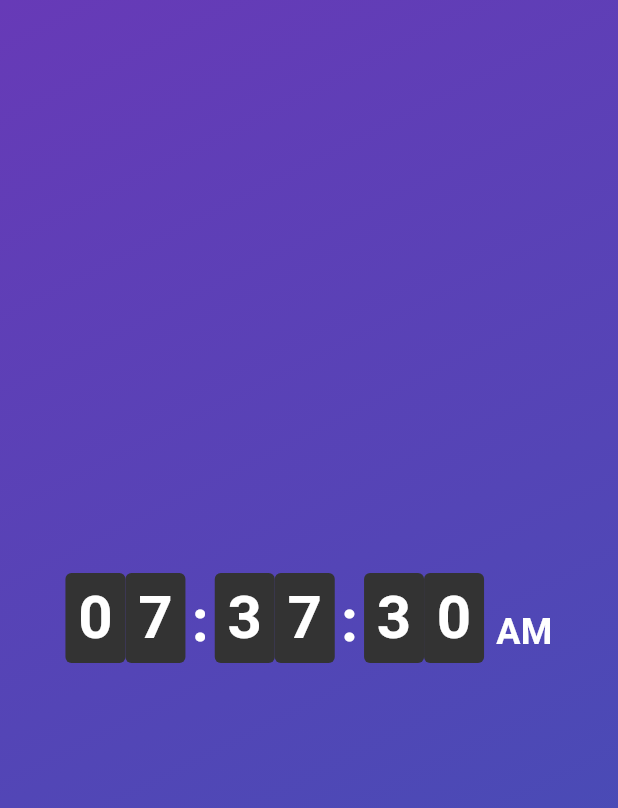
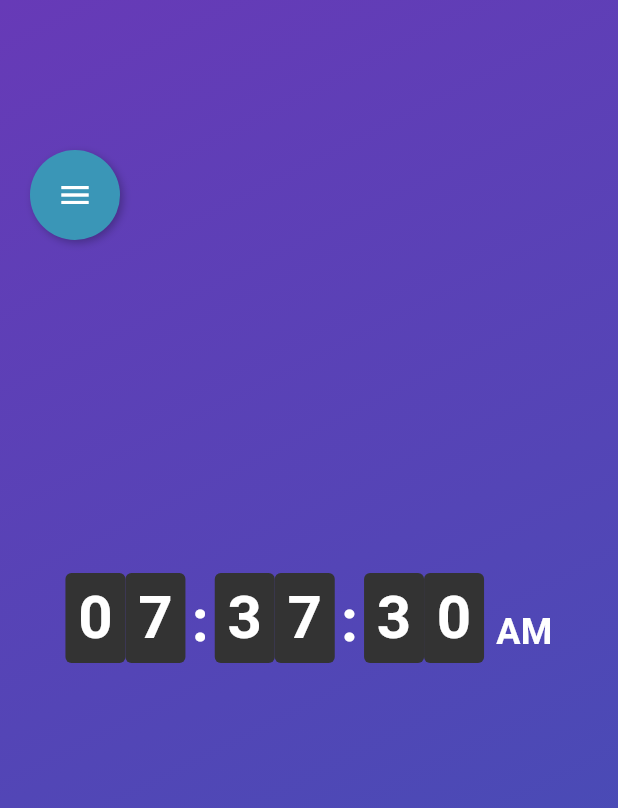
Before and after one commit to KSABBAS/My-Flutter-tools, a Flutter app: the screen it shows after launch, on a phone screen of 412 x 824 dp. Shown: the top 808 px of the screen. Run offline on Flutter 3.47's test engine with Material 3 defaults, Android fonts, the phone set to English and light mode, and no system bars; our stand-ins replace get, just_audio, permission_handler, video_player; missing offline and left inert: flutter_sound, insta_image_viewer, media_kit.

Commit message:
added draggable icon menu

```diff
--- /dev/null
+++ b/my_tools_development/lib/MyTools/tools/Button_Tools/ExpandableThrowableButton.dart
@@ -0,0 +1,347 @@
+import 'dart:math';
+import 'package:flutter/material.dart';
+class MyFloatingIcon extends StatelessWidget {
+  final Widget body;
+  final Widget floatingWidget;
+
+  const MyFloatingIcon({
+    Key? key,
+    required this.body,
+    required this.floatingWidget,
+  }) : super(key: key);
+
+  @override
+  Widget build(BuildContext context) {
+    return Scaffold(
+      body: Stack(
+        children: [
+          body,
+          floatingWidget,
+        ],
+      ),
+    );
+  }
+}
+
+/// Enum for eight popup directions.
+enum PopupDirection {
+  top,
+  bottom,
+  left,
+  right,
+  topLeft,
+  topRight,
+  bottomLeft,
+  bottomRight,
+}
+
+/// Helper: compute the offset for the popup relative to the FAB’s top-left corner.
+Offset getMenuOffset(
+  PopupDirection direction,
+  double fabSize,
+  double horizontalMargin,
+  double verticalMargin,
+  double menuWidth,
+  double menuHeight,
+) {
+  switch (direction) {
+    case PopupDirection.top:
+      return Offset((fabSize - menuWidth) / 2, -menuHeight - verticalMargin);
+    case PopupDirection.bottom:
+      return Offset((fabSize - menuWidth) / 2, fabSize + verticalMargin);
+    case PopupDirection.left:
+      return Offset(-menuWidth - horizontalMargin, (fabSize - menuHeight) / 2);
+    case PopupDirection.right:
+      return Offset(fabSize + horizontalMargin, (fabSize - menuHeight) / 2);
+    case PopupDirection.topLeft:
+      return Offset(-menuWidth - horizontalMargin, -menuHeight - verticalMargin);
+    case PopupDirection.topRight:
+      return Offset(fabSize + horizontalMargin, -menuHeight - verticalMargin);
+    case PopupDirection.bottomLeft:
+      return Offset(-menuWidth - horizontalMargin, fabSize + verticalMargin);
+    case PopupDirection.bottomRight:
+      return Offset(fabSize + horizontalMargin, fabSize + verticalMargin);
+  }
+}
+
+/// A draggable floating menu widget that leaves the FAB unchanged but dynamically
+/// positions the popup menu in one of eight directions. The popup’s slide animation
+/// is calculated based on its computed height (from itemCount, menuItemHeight, and spacing).
+/// Items are built via an itemBuilder callback.
+class DraggableFloatingMenu extends StatefulWidget {
+  /// Number of items to build.
+  final int itemCount;
+  /// Callback to build each item.
+  final Widget Function(BuildContext context, int index) itemBuilder;
+
+  final Offset initialPosition;
+  final Duration animationDuration;
+  final Curve animationCurve;
+
+  // FAB customization.
+  final Color fabColor;
+  final double fabSize;
+  final Icon fabIcon;
+
+  // Popup Menu customization.
+  final double menuWidth;
+  final double menuItemHeight;
+  final Color? menuBackgroundColor;
+  final BoxDecoration? menuDecoration;
+
+  // Global menu item style parameters.
+  final double? menuItemWidth;
+  final EdgeInsets? menuItemPadding;
+  final EdgeInsets? menuItemMargin;
+  final AlignmentGeometry? menuItemAlignment;
+  final double? menuItemSpacing;
+  final BoxDecoration? menuItemDecoration;
+
+  const DraggableFloatingMenu({
+    Key? key,
+    required this.itemCount,
+    required this.itemBuilder,
+    this.initialPosition = const Offset(20, 100),
+    this.animationDuration = const Duration(milliseconds: 250),
+    this.animationCurve = Curves.easeOut,
+    this.fabColor = Colors.blue,
+    this.fabSize = 56.0,
+    this.fabIcon = const Icon(Icons.menu, color: Colors.white),
+    this.menuWidth = 220.0,
+    required this.menuItemHeight,
+    this.menuBackgroundColor,
+    this.menuDecoration,
+    this.menuItemWidth,
+    this.menuItemPadding,
+    this.menuItemMargin,
+    this.menuItemAlignment,
+    this.menuItemSpacing,
+    this.menuItemDecoration,
+  }) : super(key: key);
+
+  @override
+  _DraggableFloatingMenuState createState() => _DraggableFloatingMenuState();
+}
+
+class _DraggableFloatingMenuState extends State<DraggableFloatingMenu> with SingleTickerProviderStateMixin {
+  late Offset position;
+  late AnimationController _menuController;
+  late Animation<double> _menuFadeAnimation;
+  late Animation<Offset> _translationAnimation;
+
+  bool isMenuOpen = false;
+
+  // For dragging.
+  Offset? dragStart;
+  Offset? dragStartPosition;
+
+  @override
+  void initState() {
+    super.initState();
+    position = widget.initialPosition;
+    _menuController = AnimationController(
+      vsync: this,
+      duration: widget.animationDuration,
+    );
+    _menuFadeAnimation = Tween<double>(begin: 0.0, end: 1.0).animate(
+      CurvedAnimation(parent: _menuController, curve: widget.animationCurve),
+    );
+  }
+
+  @override
+  void dispose() {
+    _menuController.dispose();
+    super.dispose();
+  }
+
+  void toggleMenu() {
+    setState(() {
+      isMenuOpen = !isMenuOpen;
+      if (isMenuOpen) {
+        _menuController.forward();
+      } else {
+        _menuController.reverse();
+      }
+    });
+  }
+
+  @override
+  Widget build(BuildContext context) {
+    final fabSize = widget.fabSize;
+    final screenSize = MediaQuery.of(context).size;
+    const threshold = 100.0;
+    const fixedMargin = 8.0;
+
+    // Compute distances from the FAB to the screen edges.
+    final dTop = position.dy;
+    final dBottom = screenSize.height - (position.dy + fabSize);
+    final dLeft = position.dx;
+    final dRight = screenSize.width - (position.dx + fabSize);
+
+    PopupDirection popupDirection;
+    if (dRight <= threshold && dBottom <= threshold) {
+      popupDirection = PopupDirection.topLeft;
+    } else if (dLeft <= threshold && dBottom <= threshold) {
+      popupDirection = PopupDirection.topRight;
+    } else if (dLeft <= threshold && dTop <= threshold) {
+      popupDirection = PopupDirection.bottomRight;
+    } else if (dRight <= threshold && dTop <= threshold) {
+      popupDirection = PopupDirection.bottomLeft;
+    } else if (dRight <= threshold) {
+      popupDirection = PopupDirection.left;
+    } else if (dLeft <= threshold) {
+      popupDirection = PopupDirection.right;
+    } else if (dBottom <= threshold) {
+      popupDirection = PopupDirection.top;
+    } else if (dTop <= threshold) {
+      popupDirection = PopupDirection.bottom;
+    } else {
+      popupDirection = PopupDirection.bottom;
+    }
+
+    // Compute the popup menu height based on item count, item height, and spacing.
+    final spacing = widget.menuItemSpacing ?? 0.0;
+    final computedMenuHeight = (widget.itemCount * widget.menuItemHeight) +
+        ((widget.itemCount - 1) * spacing);
+    final menuWidth = widget.menuWidth;
+
+    // Calculate the translation offset for the slide animation.
+    final translationOffset = () {
+      switch (popupDirection) {
+        case PopupDirection.top:
+          return Offset(0, -computedMenuHeight);
+        case PopupDirection.bottom:
+          return Offset(0, computedMenuHeight);
+        case PopupDirection.left:
+          return Offset(-menuWidth, 0);
+        case PopupDirection.right:
+          return Offset(menuWidth, 0);
+        case PopupDirection.topLeft:
+          return Offset(-menuWidth, -computedMenuHeight);
+        case PopupDirection.topRight:
+          return Offset(menuWidth, -computedMenuHeight);
+        case PopupDirection.bottomLeft:
+          return Offset(-menuWidth, computedMenuHeight);
+        case PopupDirection.bottomRight:
+          return Offset(menuWidth, computedMenuHeight);
+      }
+    }();
+
+    _translationAnimation = Tween<Offset>(
+      begin: translationOffset,
+      end: Offset.zero,
+    ).animate(CurvedAnimation(parent: _menuController, curve: widget.animationCurve));
+
+    final menuPositionOffset = getMenuOffset(
+      popupDirection,
+      fabSize,
+      fixedMargin,
+      fixedMargin,
+      menuWidth,
+      computedMenuHeight,
+    );
+
+    Widget buildMenuItems() {
+      List<Widget> items = List.generate(widget.itemCount, (i) {
+        return widget.itemBuilder(context, i);
+      });
+      if (spacing > 0 && items.length > 1) {
+        List<Widget> spaced = [];
+        for (int i = 0; i < items.length; i++) {
+          spaced.add(items[i]);
+          if (i < items.length - 1) {
+            spaced.add(SizedBox(height: spacing));
+          }
+        }
+        return Column(
+          mainAxisSize: MainAxisSize.min,
+          children: spaced,
+        );
+      }
+      return Column(
+        mainAxisSize: MainAxisSize.min,
+        children: items,
+      );
+    }
+
+    return Positioned(
+      left: position.dx,
+      top: position.dy,
+      child: Stack(
+        clipBehavior: Clip.none,
+        children: [
+          // FAB with boundaries on dragging.
+          GestureDetector(
+            onPanStart: (details) {
+              dragStart = details.globalPosition;
+              dragStartPosition = position;
+            },
+            onPanUpdate: (details) {
+              final delta = details.globalPosition - dragStart!;
+              final newPos = dragStartPosition! + delta;
+              // Clamp the new position so the FAB doesn't leave the screen.
+              final clampedX = newPos.dx.clamp(0.0, screenSize.width - fabSize);
+              final clampedY = newPos.dy.clamp(0.0, screenSize.height - fabSize);
+              setState(() {
+                position = Offset(clampedX, clampedY);
+              });
+            },
+            onTap: toggleMenu,
+            child: Container(
+              width: fabSize,
+              height: fabSize,
+              decoration: BoxDecoration(
+                color: widget.fabColor,
+                shape: BoxShape.circle,
+                boxShadow: const [
+                  BoxShadow(
+                    color: Colors.black26,
+                    blurRadius: 4,
+                    offset: Offset(2, 2),
+                  ),
+                ],
+              ),
+              child: Center(child: widget.fabIcon),
+            ),
+          ),
+          // Popup menu.
+          if (isMenuOpen)
+            Positioned(
+              left: menuPositionOffset.dx,
+              top: menuPositionOffset.dy,
+              child: AnimatedBuilder(
+                animation: _menuController,
+                builder: (context, child) {
+                  return Transform.translate(
+                    offset: _translationAnimation.value,
+                    child: Opacity(
+                      opacity: _menuFadeAnimation.value,
+                      child: Container(
+                        width: menuWidth,
+                        height: computedMenuHeight,
+                        decoration: widget.menuDecoration ??
+                            BoxDecoration(
+                              color: widget.menuBackgroundColor ?? Colors.transparent,
+                              borderRadius: BorderRadius.circular(8.0),
+                              boxShadow: (widget.menuBackgroundColor == Colors.transparent)
+                                  ? []
+                                  : const [
+                                      BoxShadow(
+                                        color: Colors.black26,
+                                        blurRadius: 4,
+                                        offset: Offset(2, 2),
+                                      ),
+                                    ],
+                            ),
+                        child: buildMenuItems(),
+                      ),
+                    ),
+                  );
+                },
+              ),
+            ),
+        ],
+      ),
+    );
+  }
+}
--- a/my_tools_development/lib/main.dart
+++ b/my_tools_development/lib/main.dart
@@ -12,6 +12,7 @@ import 'package:my_tools_development/MyTools/tools/App_Containing_Tools/StageInd
 import 'package:my_tools_development/MyTools/tools/Audio_tools/audio_recorder.dart';
 import 'package:my_tools_development/MyTools/tools/Audio_tools/miniAudioPlayer.dart';
 import 'package:my_tools_development/MyTools/tools/Button_Tools/Checkbox/MultiCBox.dart';
+import 'package:my_tools_development/MyTools/tools/Button_Tools/ExpandableThrowableButton.dart';
 import 'package:my_tools_development/MyTools/tools/Button_Tools/MyButton.dart';
 import 'package:my_tools_development/MyTools/tools/Button_Tools/Radio/MultiRButton.dart';
 import 'package:my_tools_development/MyTools/tools/Button_Tools/StarsRating.dart';
@@ -63,7 +64,55 @@ class App extends StatefulWidget {
 class _AppState extends State<App> {
   @override
   Widget build(BuildContext context) {
+    return MyFloatingIcon(
+      floatingWidget: DraggableFloatingMenu(
+          initialPosition: Offset(20, 100),
+          itemCount: 4,
+          // Build each item with a callback (index provided)
+          itemBuilder: (context, index) {
+            // Example: alternate background colors and display the index.
             return Container(
+              width: 200, // You can override via menuItemWidth if desired.
+              height: 50,
+              alignment: Alignment.centerLeft,
+              padding: const EdgeInsets.symmetric(horizontal: 8.0, vertical: 4.0),
+              decoration: BoxDecoration(
+                color: index.isEven ? Colors.white : Colors.grey[200],
+                borderRadius: BorderRadius.circular(8.0),
+              ),
+              child: Row(
+                children: [
+                  Icon(Icons.star, color: Colors.blue),
+                  const SizedBox(width: 8),
+                  Text('Custom Item $index'),
+                ],
+              ),
+            );
+          },
+          // FAB customizations:
+          fabColor: const Color.fromARGB(255, 58, 150, 183),
+          fabSize: 60,
+          fabIcon: const Icon(Icons.menu, color: Colors.white),
+          // Popup Menu customizations:
+          menuWidth: 220,
+          // Each item's fixed height.
+          menuItemHeight: 50,
+          // Global popup background (set transparent to have a "floating" look).
+          menuBackgroundColor: Colors.transparent,
+          // Global menu item style parameters (applied to all items if needed).
+          menuItemWidth: 200,
+          menuItemPadding: const EdgeInsets.symmetric(horizontal: 8.0, vertical: 4.0),
+          menuItemMargin: const EdgeInsets.symmetric(vertical: 2.0),
+          menuItemAlignment: Alignment.centerLeft,
+          menuItemSpacing: 4.0,
+          menuItemDecoration: BoxDecoration(
+            color: Colors.white,
+            borderRadius: BorderRadius.circular(8.0),
+          ),
+          animationDuration: const Duration(milliseconds: 300),
+          animationCurve: Curves.easeOut,
+        ),
+      body: Container(
           width: double.infinity,
           height: double.infinity,
           decoration: const BoxDecoration(
@@ -84,7 +133,8 @@ class _AppState extends State<App> {
             onComplete: () {
               print("done");
             },
-        )));
+          ))),
+    );
   }
 }
 
```
Lines whose indentation alone changed are shown as unchanged.
